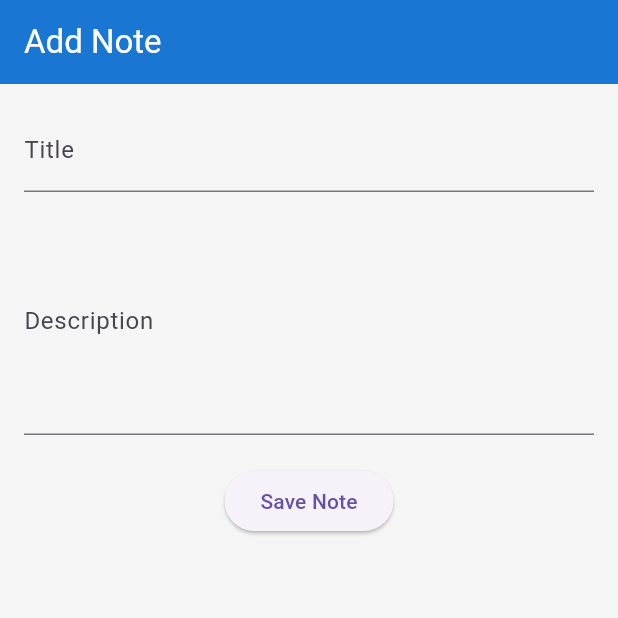
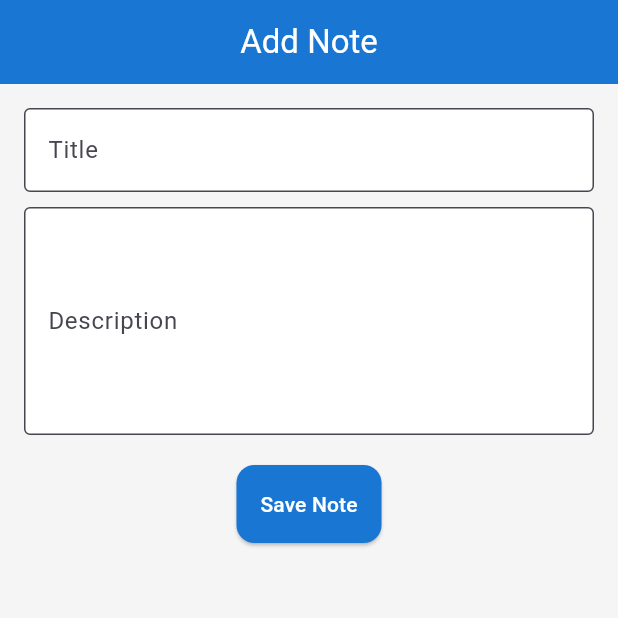
Before and after one commit to wahidAnam/Notes_Flutter, a Flutter app: the AddNoteScreen screen opened by its route, on a phone screen of 412 x 824 dp, the top half of it. Run offline on Flutter 3.47's test engine with Material 3 defaults, Android fonts, the light colour scheme and no system bars; our stand-ins replace flutter_riverpod, go_router, shared_preferences; accounts and stored records are empty.

Commit message:
UI Improved

```diff
--- a/lib/screens/add_note_screen.dart
+++ b/lib/screens/add_note_screen.dart
@@ -1,5 +1,6 @@
 import 'package:flutter/material.dart';
 import 'package:flutter_riverpod/flutter_riverpod.dart';
+import '../core/constants.dart';
 import '../data/notes_api.dart';
 import '../providers/notes_provider.dart';
 import '../screens/login_screen.dart';
@@ -15,7 +16,6 @@ class _AddNoteScreenState extends ConsumerState<AddNoteScreen> {
   final TextEditingController titleController = TextEditingController();
   final TextEditingController descriptionController = TextEditingController();
 
-
   @override
   void dispose() {
     titleController.dispose();
@@ -25,27 +25,48 @@ class _AddNoteScreenState extends ConsumerState<AddNoteScreen> {
 
   @override
   Widget build(BuildContext context) {
-    final user = ref.watch(authStateProvider);//Get the current user id
-        return Scaffold(
-      appBar: AppBar(title: const Text("Add Note")),
+    final user = ref.watch(authStateProvider); //Get the current user id
+    return Scaffold(
+      appBar: AppBar(centerTitle: true,title: const Text("Add Note")),
       body: Padding(
         padding: const EdgeInsets.all(16),
         child: Column(
           children: [
             TextField(
               controller: titleController,
-              decoration: const InputDecoration(labelText: 'Title'),
+              decoration: InputDecoration(
+                labelText: 'Title',
+                filled: true,
+                fillColor: Colors.white,
+                border: OutlineInputBorder(
+                  borderRadius: BorderRadius.circular(4),
+                ),
+              ),
             ),
             const SizedBox(height: 10),
             TextField(
               controller: descriptionController,
               maxLines: 5,
-              decoration: const InputDecoration(labelText: 'Description'),
+              decoration: InputDecoration(
+                labelText: 'Description',
+                filled: true,
+                fillColor: Colors.white,
+                border: OutlineInputBorder(
+                  borderRadius: BorderRadius.circular(4),
+                ),
+              ),
             ),
             const SizedBox(height: 20),
             ElevatedButton(
+              style: ElevatedButton.styleFrom(
+                  padding: const EdgeInsets.symmetric(
+                      vertical: defaultPadding, horizontal: defaultPadding),
+                  shape: RoundedRectangleBorder(
+                      borderRadius: BorderRadius.circular(12)),
+                  backgroundColor: AppColors.primaryColor),
               onPressed: () async {
-                final user = ref.read(authStateProvider);//get the current user id
+                final user =
+                    ref.read(authStateProvider); //get the current user id
                 if (user == null) return;
 
                 final success = await NotesApi.addNote(
@@ -70,7 +91,7 @@ class _AddNoteScreenState extends ConsumerState<AddNoteScreen> {
                   }
                 }
               },
-              child: const Text("Save Note"),
+              child: const Text("Save Note",style: TextStyle(color: Colors.white),),
             )
           ],
         ),
--- a/lib/screens/login_screen.dart
+++ b/lib/screens/login_screen.dart
@@ -105,7 +105,7 @@ class _LoginScreenState extends ConsumerState<LoginScreen> {
                               shape: RoundedRectangleBorder(borderRadius: BorderRadius.circular(12)),
                               backgroundColor: AppColors.primaryColor
                           ),
-                          child: const Text("Login",style: TextStyle(color: Colors.white),),
+                          child: const Text("L O G I N",style: TextStyle(color: Colors.white),),
                         ),
                       ),
                       TextButton(
--- a/pubspec.yaml
+++ b/pubspec.yaml
@@ -67,6 +67,7 @@ flutter:
   assets:
      - assets/images/register.png
      - assets/images/login.png
+     - assets/images/icon.png
   #   - images/a_dot_ham.jpeg
 
   # An image asset can refer to one or more resolution-specific "variants", see
```
Also changed, not shown: lib/screens/EditNoteScreen.dart (+27 -4 lines), lib/screens/home_screen.dart (+34 -13 lines), lib/screens/splash_screen.dart (+27 -1 lines), assets/images/icon.png (added).
